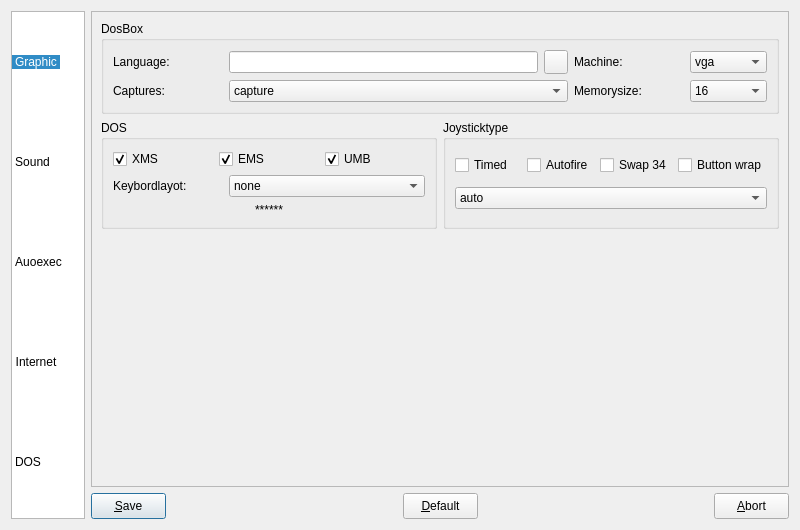
Above: dboxfe/ui/profilesettings.ui from LasDesu/DBoxFE before the change. Below: the same form after it.
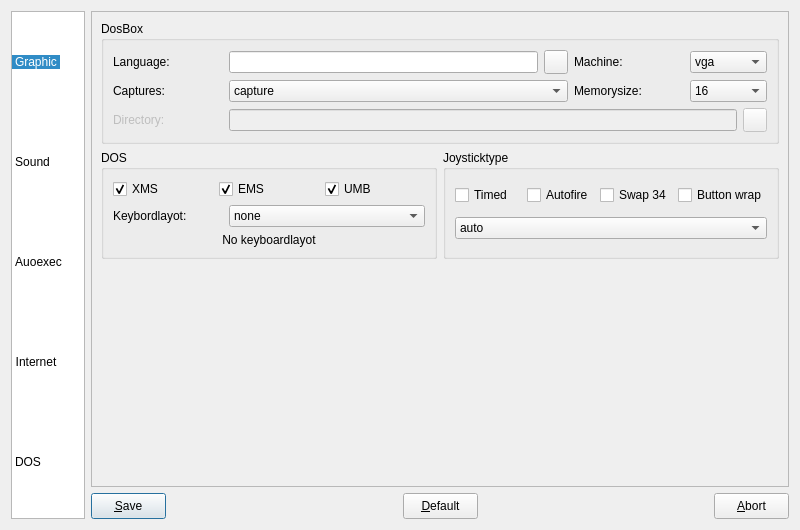
That is the form after the change. The open tabs and pages were chosen to show the change. Icons and pictures are not drawn.

```diff
--- a/dboxfe/ui/profilesettings.ui
+++ b/dboxfe/ui/profilesettings.ui
@@ -4308,6 +4308,71 @@
               </item>
              </layout>
             </item>
+            <item row="2" column="0" colspan="2" >
+             <layout class="QHBoxLayout" name="hlCaptureDirectory" >
+              <item>
+               <widget class="QLabel" name="labelCaptureDirectory" >
+                <property name="enabled" >
+                 <bool>false</bool>
+                </property>
+                <property name="minimumSize" >
+                 <size>
+                  <width>110</width>
+                  <height>0</height>
+                 </size>
+                </property>
+                <property name="maximumSize" >
+                 <size>
+                  <width>110</width>
+                  <height>16777215</height>
+                 </size>
+                </property>
+                <property name="text" >
+                 <string>Directory:</string>
+                </property>
+                <property name="buddy" >
+                 <cstring>lineEditLanguage</cstring>
+                </property>
+               </widget>
+              </item>
+              <item>
+               <widget class="QLineEdit" name="lineEditCapture" >
+                <property name="enabled" >
+                 <bool>false</bool>
+                </property>
+               </widget>
+              </item>
+              <item>
+               <widget class="QPushButton" name="btnCaptureDirectory" >
+                <property name="enabled" >
+                 <bool>false</bool>
+                </property>
+                <property name="minimumSize" >
+                 <size>
+                  <width>24</width>
+                  <height>24</height>
+                 </size>
+                </property>
+                <property name="maximumSize" >
+                 <size>
+                  <width>24</width>
+                  <height>24</height>
+                 </size>
+                </property>
+                <property name="toolTip" >
+                 <string>Open the language file for dosbox</string>
+                </property>
+                <property name="text" >
+                 <string/>
+                </property>
+                <property name="icon" >
+                 <iconset resource="../../resource/dboxfe.qrc" >
+                  <normaloff>:/pics/images/folder-open_16.png</normaloff>:/pics/images/folder-open_16.png</iconset>
+                </property>
+               </widget>
+              </item>
+             </layout>
+            </item>
            </layout>
           </widget>
          </item>
@@ -4472,7 +4537,7 @@
             <item row="2" column="0" >
              <widget class="QLabel" name="labelKeyboardLayoutInfo" >
               <property name="text" >
-               <string>******</string>
+               <string>No keyboardlayot</string>
               </property>
               <property name="alignment" >
                <set>Qt::AlignCenter</set>
```
Left out of the diff: 120 changed lines with no effect on the pictures.
